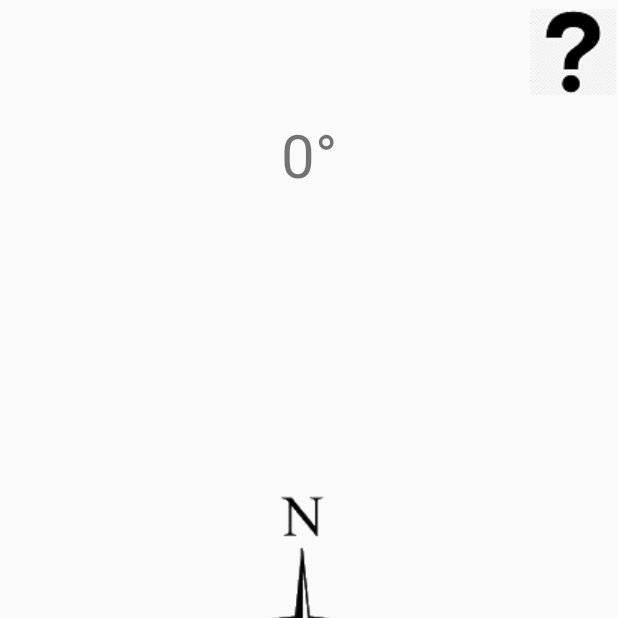
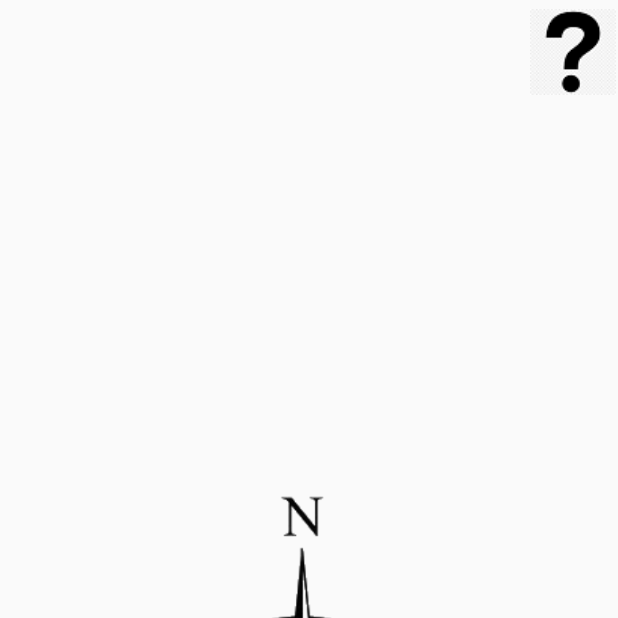
Before and after one commit to Arturro99/SensorsApp, an Android app: the Lvl3 screen opened directly, with no data from a screen before it, on a phone screen of 412 x 824 dp, the top half of it. Run offline under Robolectric (Android 15) with nearby library versions, the phone set to English and light mode, and no system bars.

Commit message:
lvl 3 change

```diff
--- a/app/src/main/res/layout/lvl3.xml
+++ b/app/src/main/res/layout/lvl3.xml
@@ -8,27 +8,12 @@
 
 
     <TextView
-        android:id="@+id/txt_azimuth"
-        android:layout_width="match_parent"
-        android:layout_height="wrap_content"
-        android:layout_centerHorizontal="true"
-        android:layout_marginTop="76dp"
-        android:text="0°"
-        android:textAlignment="center"
-        android:textSize="40sp"
-        app:layout_constraintEnd_toEndOf="parent"
-        app:layout_constraintHorizontal_bias="0.0"
-        app:layout_constraintStart_toStartOf="parent"
-        app:layout_constraintTop_toTopOf="parent" />
-
-    <TextView
         android:id="@+id/time3"
         android:layout_width="wrap_content"
         android:layout_height="wrap_content"
         android:text="0"
         android:textSize="20sp"
         android:visibility="invisible"
-        app:layout_constraintBottom_toTopOf="@+id/txt_azimuth"
         app:layout_constraintEnd_toEndOf="@+id/hint3"
         app:layout_constraintStart_toStartOf="parent"
         app:layout_constraintTop_toTopOf="parent" />
```
Also changed, not shown: app/src/main/java/com/g09/levels/Lvl3.java (+0 -25 lines).
